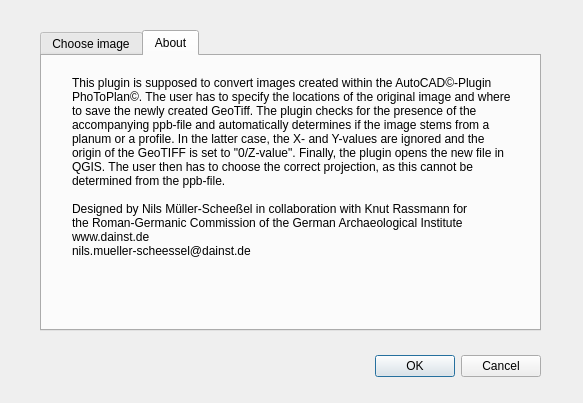
Above: ui_ppconverter.ui from nmueller18/ppconverter before the change. Below: the same form after it.
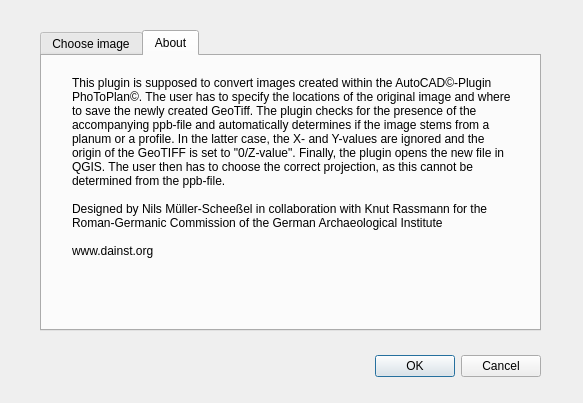
That is the form after the change. Icons and pictures are not drawn.

```diff
--- a/ui_ppconverter.ui
+++ b/ui_ppconverter.ui
@@ -192,10 +192,10 @@
      <property name="text">
       <string>This plugin is supposed to convert images created within the AutoCAD©-Plugin PhoToPlan©. The user has to specify the locations of the original image and where to save the newly created GeoTiff. The plugin checks for the presence of the accompanying ppb-file and automatically determines if the image stems from a planum or a profile. In the latter case, the X- and Y-values are ignored and the origin of the GeoTIFF is set to &quot;0/Z-value&quot;. Finally, the plugin opens the new file in QGIS. The user then has to choose the correct projection, as this cannot be determined from the ppb-file.
 
-Designed by Nils Müller-Scheeßel in collaboration with Knut Rassmann for 
-the Roman-Germanic Commission of the German Archaeological Institute
-www.dainst.de
-nils.mueller-scheessel@dainst.de</string>
+Designed by Nils Müller-Scheeßel in collaboration with Knut Rassmann for the 
+Roman-Germanic Commission of the German Archaeological Institute
+
+www.dainst.org</string>
      </property>
      <property name="alignment">
       <set>Qt::AlignLeading|Qt::AlignLeft|Qt::AlignTop</set>
```
